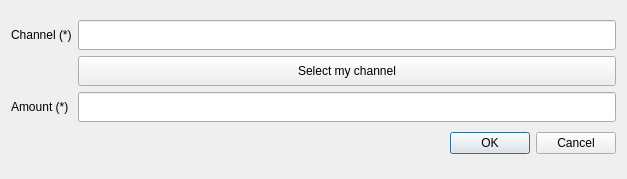
Before: the Qt Designer form UserApp/DownloadPaymentDialog.ui in proximax-storage/cpp-xpx-storage-user-app, drawn with Qt 5.
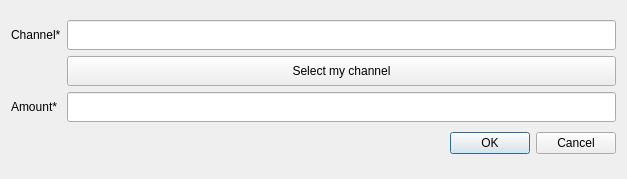
After: the same form once the commit is applied.

Diff of the .ui file:
```diff
--- a/UserApp/DownloadPaymentDialog.ui
+++ b/UserApp/DownloadPaymentDialog.ui
@@ -19,7 +19,7 @@
      <item row="0" column="0">
       <widget class="QLabel" name="label_2">
        <property name="text">
-        <string>Channel (*)</string>
+        <string>Channel*</string>
        </property>
       </widget>
      </item>
@@ -45,7 +45,7 @@
      <item row="2" column="0">
       <widget class="QLabel" name="label_3">
        <property name="text">
-        <string>Amount (*)</string>
+        <string>Amount*</string>
        </property>
       </widget>
      </item>
```
